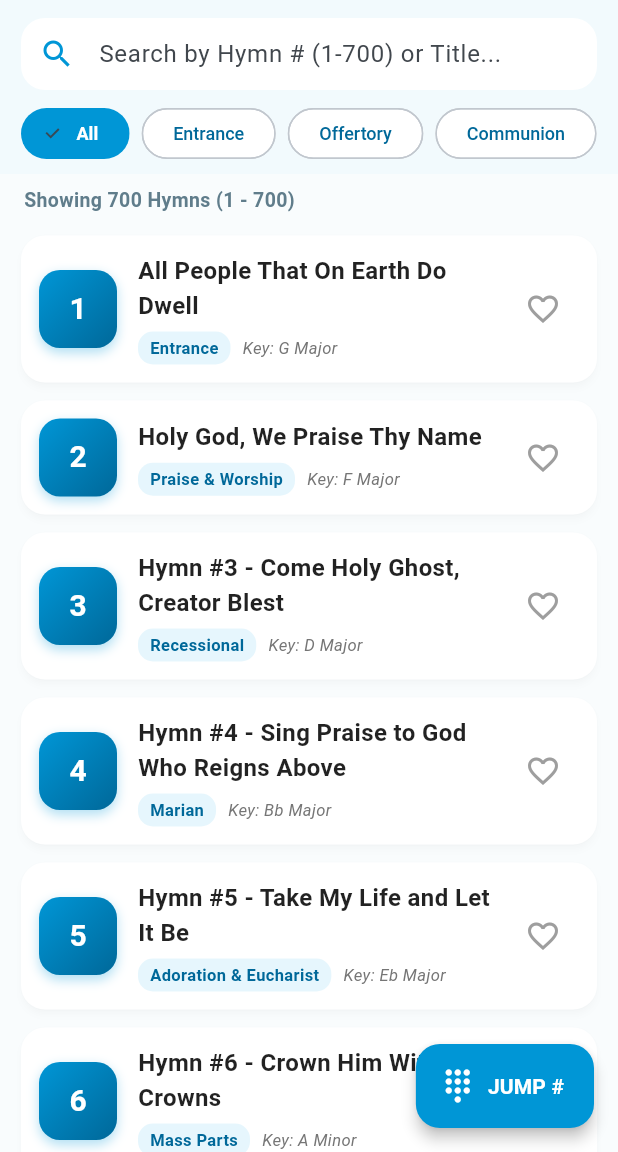
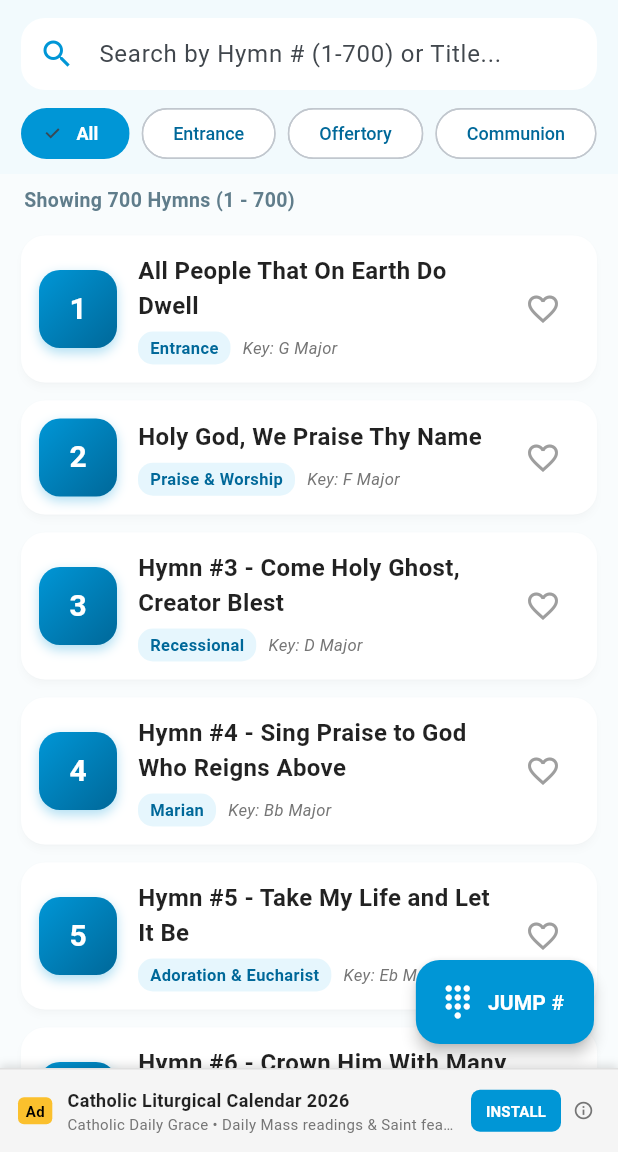
Before and after one commit to DamaMichaelYohanna/Rejoice_in_the_Lord, a Flutter app: the screen it shows after launch, on a phone screen of 412 x 824 dp, the part 84-1236 px from its top. Run offline on Flutter 3.47's test engine with Material 3 defaults, Android fonts, the phone set to English and light mode, and no system bars.

Commit message:
Add sticky banner ads footer across all screens

```diff
--- a/lib/screens/home_screen.dart
+++ b/lib/screens/home_screen.dart
@@ -2,10 +2,12 @@ import 'package:flutter/material.dart';
 import '../data/hymns_data.dart';
 import '../models/hymn.dart';
 import '../theme/app_theme.dart';
+import '../widgets/banner_ad_footer.dart';
 import '../widgets/hymn_card.dart';
 import '../widgets/quick_number_dialog.dart';
 import 'hymn_detail_screen.dart';
 import 'mass_program_screen.dart';
+
 
 class HomeScreen extends StatefulWidget {
   const HomeScreen({super.key});
@@ -310,7 +312,9 @@ class _HomeScreenState extends State<HomeScreen> {
           style: TextStyle(fontWeight: FontWeight.bold),
         ),
       ),
+      bottomNavigationBar: const BannerAdFooter(),
     );
+
   }
 
   Widget _buildListView() {
--- a/lib/screens/hymn_detail_screen.dart
+++ b/lib/screens/hymn_detail_screen.dart
@@ -1,6 +1,8 @@
 import 'package:flutter/material.dart';
 import '../models/hymn.dart';
 import '../theme/app_theme.dart';
+import '../widgets/banner_ad_footer.dart';
+
 
 class HymnDetailScreen extends StatefulWidget {
   final Hymn hymn;
@@ -249,8 +251,10 @@ class _HymnDetailScreenState extends State<HymnDetailScreen> {
           ],
         ),
       ),
+      bottomNavigationBar: const BannerAdFooter(),
     );
   }
+
 
   Widget _buildRefrainCard(String refrainText, bool isDark) {
     return Container(
--- a/lib/screens/mass_program_screen.dart
+++ b/lib/screens/mass_program_screen.dart
@@ -1,7 +1,9 @@
 import 'package:flutter/material.dart';
 import '../models/hymn.dart';
 import '../theme/app_theme.dart';
+import '../widgets/banner_ad_footer.dart';
 import 'hymn_detail_screen.dart';
+
 
 class MassProgramScreen extends StatefulWidget {
   final List<Hymn> allHymns;
@@ -195,8 +197,10 @@ class _MassProgramScreenState extends State<MassProgramScreen> {
           ),
         ],
       ),
+      bottomNavigationBar: const BannerAdFooter(),
     );
   }
+
 
   Widget _buildSlotCard({
     required String title,
--- /dev/null
+++ b/lib/widgets/banner_ad_footer.dart
@@ -0,0 +1,211 @@
+import 'dart:async';
+import 'package:flutter/material.dart';
+import '../theme/app_theme.dart';
+
+class BannerAdFooter extends StatefulWidget {
+  const BannerAdFooter({super.key});
+
+  @override
+  State<BannerAdFooter> createState() => _BannerAdFooterState();
+}
+
+class _BannerAdFooterState extends State<BannerAdFooter> {
+  int _currentAdIndex = 0;
+  Timer? _adRotateTimer;
+
+  static const List<Map<String, String>> _sampleAds = [
+    {
+      "title": "Catholic Liturgical Calendar 2026",
+      "subtitle": "Daily Mass readings & Saint feast days",
+      "sponsor": "Catholic Daily Grace",
+      "cta": "INSTALL",
+    },
+    {
+      "title": "Divine Office & Breviary App",
+      "subtitle": "Pray the Liturgy of the Hours anywhere",
+      "sponsor": "Liturgy Media",
+      "cta": "OPEN",
+    },
+    {
+      "title": "Support 'Rejoice in the Lord' Hymnal",
+      "subtitle": "Keep Catholic hymnody ad-supported and free",
+      "sponsor": "Rejoice Community",
+      "cta": "LEARN MORE",
+    },
+    {
+      "title": "Catholic Hymns Audio & Melodies",
+      "subtitle": "Listen to organ & choir recordings for all 700 hymns",
+      "sponsor": "Sacred Music Press",
+      "cta": "LISTEN NOW",
+    },
+  ];
+
+  @override
+  void initState() {
+    super.initState();
+    // Rotate sample banner ads every 8 seconds
+    _adRotateTimer = Timer.periodic(const Duration(seconds: 8), (timer) {
+      if (mounted) {
+        setState(() {
+          _currentAdIndex = (_currentAdIndex + 1) % _sampleAds.length;
+        });
+      }
+    });
+  }
+
+  @override
+  void dispose() {
+    _adRotateTimer?.cancel();
+    super.dispose();
+  }
+
+  @override
+  Widget build(BuildContext context) {
+    final theme = Theme.of(context);
+    final isDark = theme.brightness == Brightness.dark;
+    final currentAd = _sampleAds[_currentAdIndex];
+
+    return Container(
+      width: double.infinity,
+      height: 56,
+      decoration: BoxDecoration(
+        color: isDark ? AppTheme.darkSurface : Colors.grey.shade100,
+        boxShadow: const [
+          BoxShadow(
+            color: Colors.black12,
+            blurRadius: 4,
+            offset: Offset(0, -2),
+          ),
+        ],
+        border: Border(
+          top: BorderSide(
+            color: isDark ? Colors.white10 : Colors.grey.shade300,
+            width: 1,
+          ),
+        ),
+      ),
+      child: Padding(
+        padding: const EdgeInsets.symmetric(horizontal: 12, vertical: 4),
+        child: Row(
+          children: [
+            // Standard "Ad" Badge Indicator
+            Container(
+              padding: const EdgeInsets.symmetric(horizontal: 5, vertical: 2),
+              decoration: BoxDecoration(
+                color: const Color(0xFFFBC02D), // AdMob Gold Badge
+                borderRadius: BorderRadius.circular(4),
+              ),
+              child: const Text(
+                "Ad",
+                style: TextStyle(
+                  color: Colors.black,
+                  fontSize: 10,
+                  fontWeight: FontWeight.bold,
+                ),
+
+              ),
+            ),
+            const SizedBox(width: 10),
+            // Ad Content Text
+            Expanded(
+              child: AnimatedSwitcher(
+                duration: const Duration(milliseconds: 400),
+                transitionBuilder: (child, animation) {
+                  return FadeTransition(opacity: animation, child: child);
+                },
+                child: Column(
+                  key: ValueKey<int>(_currentAdIndex),
+                  crossAxisAlignment: CrossAxisAlignment.start,
+                  mainAxisAlignment: MainAxisAlignment.center,
+                  children: [
+                    Text(
+                      currentAd["title"]!,
+                      maxLines: 1,
+                      overflow: TextOverflow.ellipsis,
+                      style: TextStyle(
+                        fontSize: 12,
+                        fontWeight: FontWeight.bold,
+                        color: isDark ? Colors.white : Colors.black87,
+                      ),
+                    ),
+                    Text(
+                      "${currentAd["sponsor"]} • ${currentAd["subtitle"]}",
+                      maxLines: 1,
+                      overflow: TextOverflow.ellipsis,
+                      style: TextStyle(
+                        fontSize: 10,
+                        color: isDark ? Colors.white60 : Colors.grey.shade600,
+                      ),
+                    ),
+                  ],
+                ),
+              ),
+            ),
+            const SizedBox(width: 8),
+            // CTA Button
+            ElevatedButton(
+              style: ElevatedButton.styleFrom(
+                backgroundColor: AppTheme.cyanPrimary,
+                foregroundColor: Colors.white,
+                padding: const EdgeInsets.symmetric(horizontal: 10, vertical: 0),
+                minimumSize: const Size(60, 28),
+                shape: RoundedRectangleBorder(
+                  borderRadius: BorderRadius.circular(6),
+                ),
+                elevation: 0,
+              ),
+              onPressed: () {
+                ScaffoldMessenger.of(context).showSnackBar(
+                  SnackBar(
+                    content: Text("Ad Action: ${currentAd["title"]}"),
+                    duration: const Duration(seconds: 2),
+                    behavior: SnackBarBehavior.floating,
+                  ),
+                );
+              },
+              child: Text(
+                currentAd["cta"]!,
+                style: const TextStyle(fontSize: 10, fontWeight: FontWeight.bold),
+              ),
+            ),
+            const SizedBox(width: 4),
+            // Info Icon
+            InkWell(
+              onTap: () {
+                showDialog(
+                  context: context,
+                  builder: (context) => AlertDialog(
+                    title: const Row(
+                      children: [
+                        Icon(Icons.info_outline, color: AppTheme.cyanPrimary),
+                        SizedBox(width: 8),
+                        Text("Ad Information"),
+                      ],
+                    ),
+                    content: const Text(
+                      "This app displays banner ads powered by Google Mobile Ads (AdMob) at the footer of all screens to support free Catholic hymnody distribution.\n\nProduction AdMob Banner Unit ID can be configured in your environment.",
+                    ),
+                    actions: [
+                      TextButton(
+                        onPressed: () => Navigator.pop(context),
+                        child: const Text("OK"),
+                      ),
+                    ],
+                  ),
+                );
+              },
+              child: Padding(
+                padding: const EdgeInsets.all(4),
+                child: Icon(
+                  Icons.info_outline,
+                  size: 14,
+                  color: isDark ? Colors.white54 : Colors.grey.shade600,
+                ),
+              ),
+            ),
+          ],
+        ),
+      ),
+    );
+  }
+}
```
Also changed, not shown: 1 other file.
